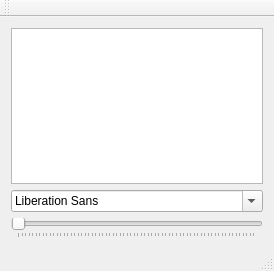
First picture: the form in mainwindow.ui, repository innalobanova/checkboard, before the edit.
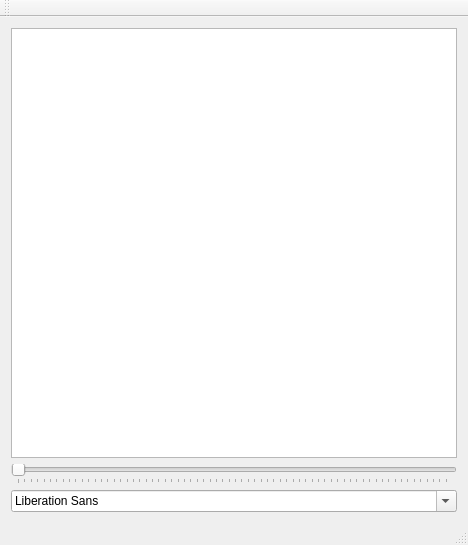
Second picture: the form after the edit.

```diff
--- a/mainwindow.ui
+++ b/mainwindow.ui
@@ -6,8 +6,8 @@
    <rect>
     <x>0</x>
     <y>0</y>
-    <width>274</width>
-    <height>271</height>
+    <width>468</width>
+    <height>545</height>
    </rect>
   </property>
   <property name="windowTitle">
@@ -18,9 +18,6 @@
     <item>
      <widget class="QGraphicsView" name="graphicsView"/>
     </item>
-    <item>
-     <widget class="QFontComboBox" name="fontComboBox"/>
-    </item>
     <item>
      <widget class="QSlider" name="horizontalSlider">
       <property name="minimum">
@@ -43,6 +40,9 @@
       </property>
      </widget>
     </item>
+    <item>
+     <widget class="QFontComboBox" name="fontComboBox"/>
+    </item>
    </layout>
   </widget>
   <widget class="QMenuBar" name="menuBar">
```
Left out of the diff: 2 changed lines with no effect on the pictures.
